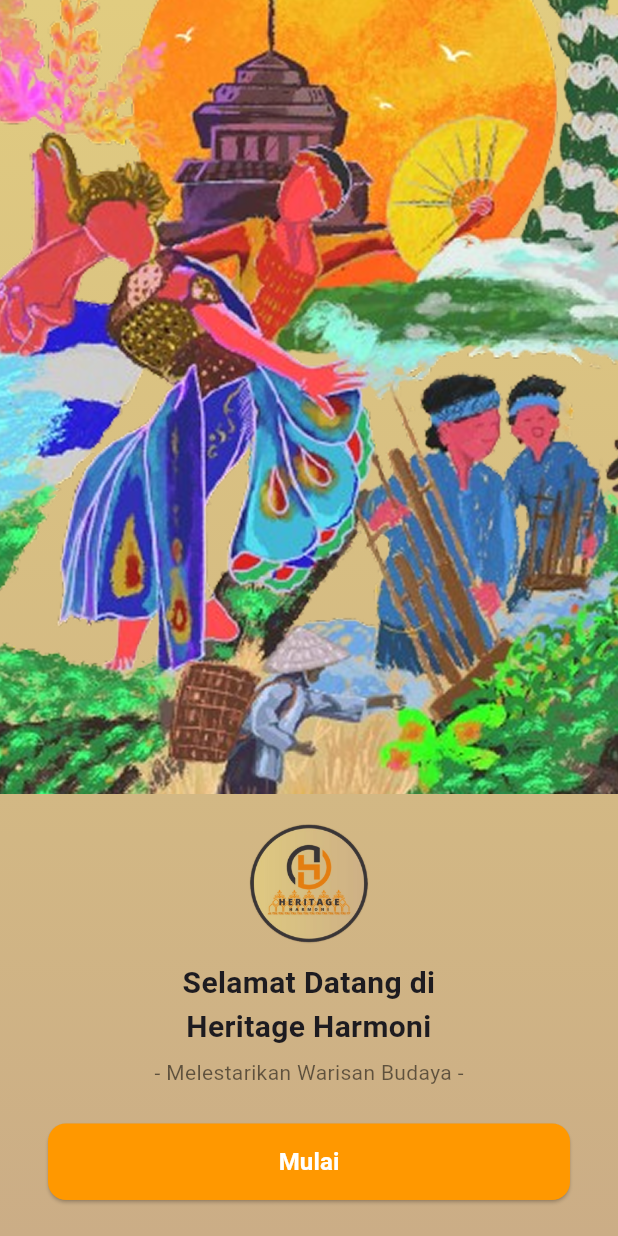
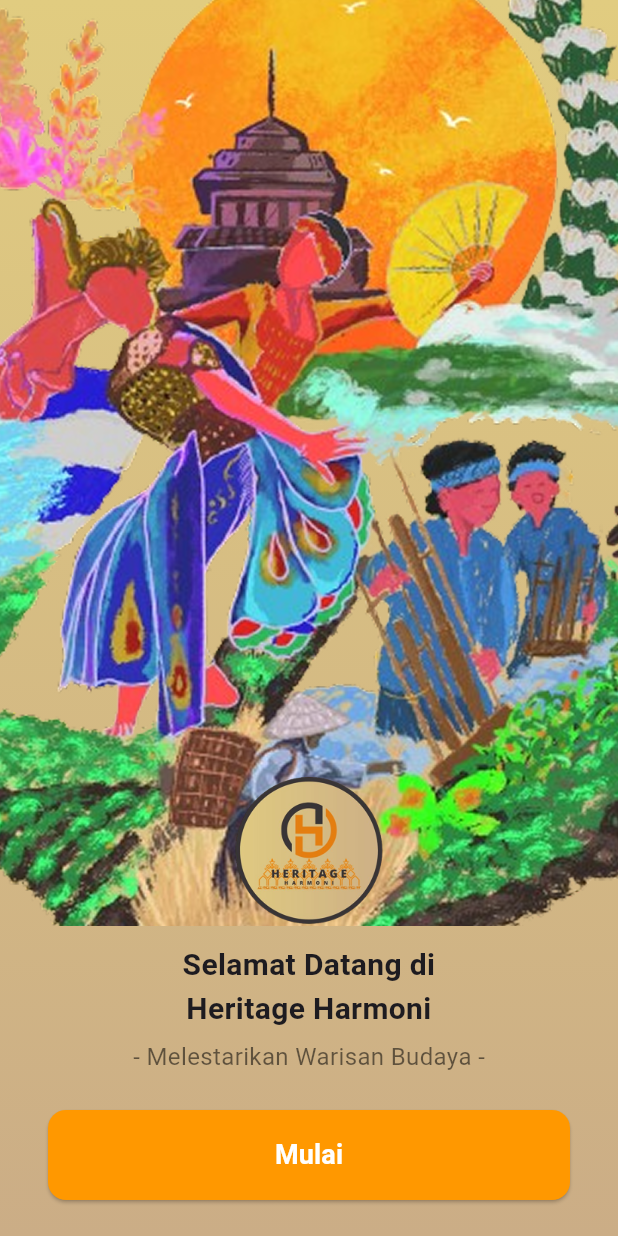
Before and after one commit to defiliafatikasari/heritageharmoni, a Flutter app: the screen it shows after launch, on a phone screen of 412 x 824 dp. Run offline on Flutter 3.47's test engine with Material 3 defaults, Android fonts, the phone set to English and light mode, and no system bars; our stand-ins replace font_awesome_flutter.

Commit message:
memperbaiki gambar agar konsisten tidak kepotong di welcomepage

```diff
--- a/lib/welcome_page.dart
+++ b/lib/welcome_page.dart
@@ -16,33 +16,51 @@ class WelcomePage extends StatelessWidget {
           ),
         ),
         child: Column(
-          mainAxisAlignment: MainAxisAlignment.center,
           children: [
             Expanded(
-              child: Image.asset(
-                "assets/images/homescreen.png",
-                fit: BoxFit.cover,
-                width: double.infinity,
+              child: Stack(
+                children: [
+                  Positioned.fill(
+                    child: Image.asset(
+                      "assets/images/homescreen.png",
+                      fit: BoxFit.cover,
+                    ),
+                  ),
+                  Align(
+                    alignment: Alignment.bottomCenter,
+                    child: Padding(
+                      padding: const EdgeInsets.only(bottom: 0),
+                      child: Image.asset(
+                        "assets/images/heritage.png",
+                        height: 100,
+                      ),
+                    ),
+                  ),
+                ],
               ),
             ),
 
-            const SizedBox(height: 20),
+            const SizedBox(height: 12),
 
-            // Logo & teks
-            Image.asset("assets/images/heritage.png", height: 80),
-            const SizedBox(height: 12),
             const Text(
               "Selamat Datang di\nHeritage Harmoni",
               textAlign: TextAlign.center,
-              style: TextStyle(fontSize: 20, fontWeight: FontWeight.bold),
+              style: TextStyle(
+                fontSize: 20,
+                fontWeight: FontWeight.bold,
+              ),
             ),
+
             const SizedBox(height: 6),
+
             const Text(
               "- Melestarikan Warisan Budaya -",
-              style: TextStyle(fontSize: 14, color: Colors.black54),
+              style: TextStyle(
+                fontSize: 16,
+                color: Colors.black54,
+              ),
             ),
 
-            // Tombol mulai
             Padding(
               padding: const EdgeInsets.symmetric(horizontal: 32, vertical: 24),
               child: ElevatedButton(
@@ -53,7 +71,7 @@ class WelcomePage extends StatelessWidget {
                     borderRadius: BorderRadius.circular(12),
                   ),
                   padding: const EdgeInsets.symmetric(vertical: 14),
-                  minimumSize: const Size(double.infinity, 50),
+                  minimumSize: const Size(double.infinity, 60),
                 ),
                 onPressed: () {
                   Navigator.pushReplacement(
@@ -63,7 +81,10 @@ class WelcomePage extends StatelessWidget {
                 },
                 child: const Text(
                   "Mulai",
-                  style: TextStyle(fontSize: 16, fontWeight: FontWeight.bold),
+                  style: TextStyle(
+                    fontSize: 18,
+                    fontWeight: FontWeight.bold,
+                  ),
                 ),
               ),
             ),
```
Also changed, not shown: assets/pageapps/Welcome Page.png.
